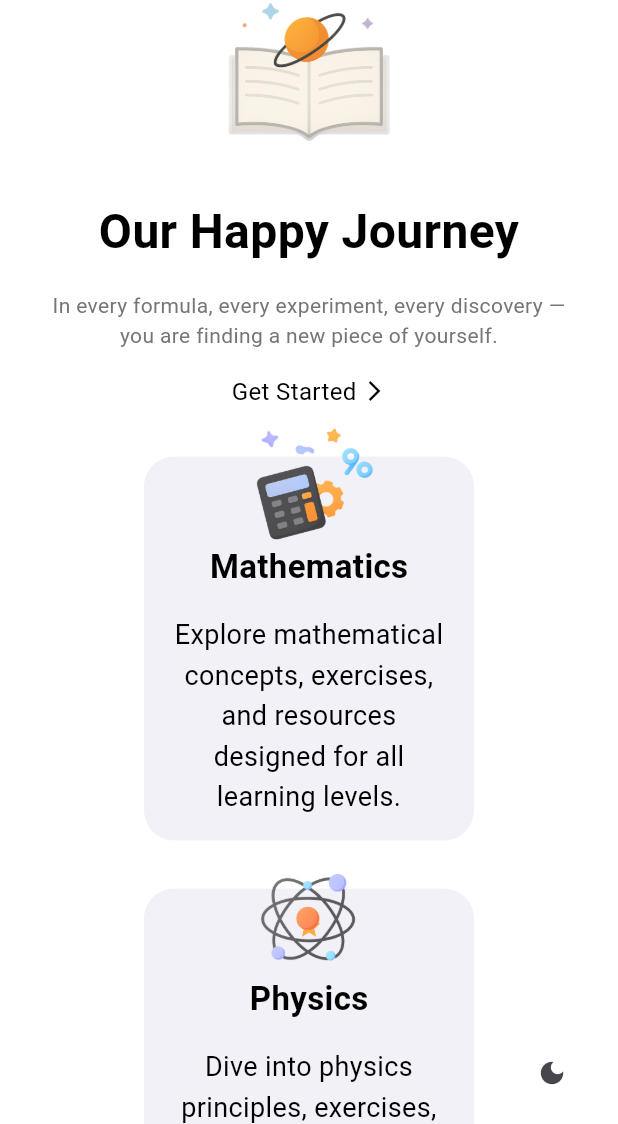
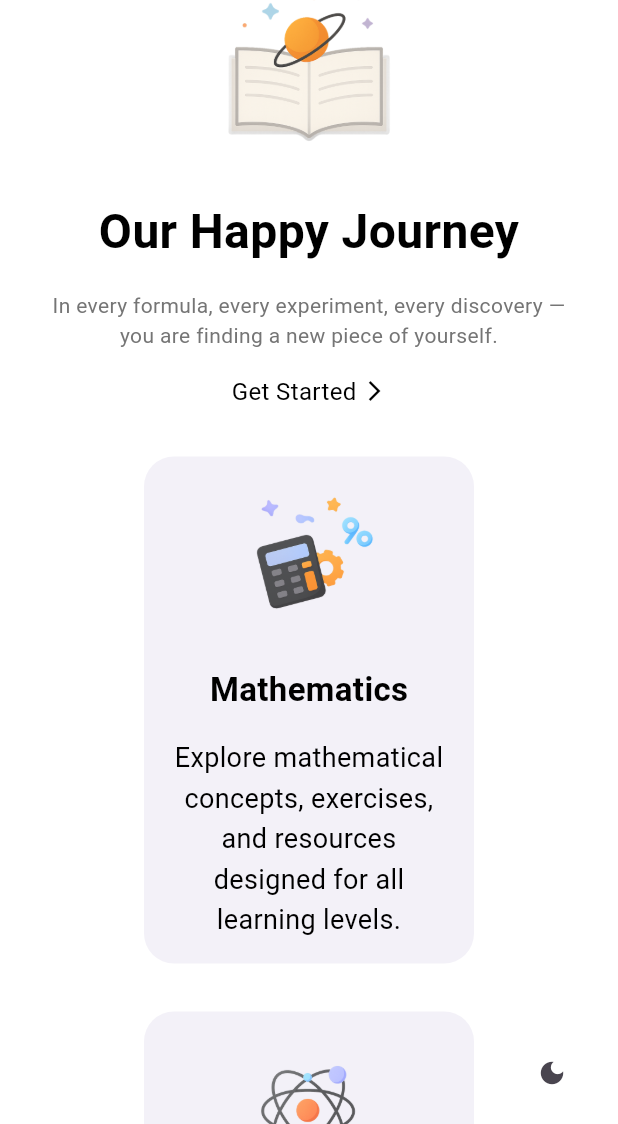
Before and after one commit to Digi-Learn-Vn/digilearn, a Flutter app: the screen it shows after launch, scrolled down 576 dp, after a tap on "Explore", on a phone screen of 412 x 824 dp, the part 112-1236 px from its top. Run offline on Flutter 3.47's test engine with Material 3 defaults, Android fonts, the phone set to English and light mode, and no system bars; our stand-ins replace flutter_secure_storage, go_router; missing offline and left inert: seo.

Commit message:
bug(landing_page) Fix error ralated to component Positioned & Stack

```diff
--- a/apps/flutter_app/lib/pages/landing/aboutus_section.dart
+++ b/apps/flutter_app/lib/pages/landing/aboutus_section.dart
@@ -34,9 +34,7 @@ class _AboutUsSectionState extends State<AboutUsSection>
     final screenWidth = MediaQuery.of(context).size.width;
     final isSmallScreen = screenWidth <= 600; // Define small screen threshold
 
-    return SingleChildScrollView(
-      // Wrap the entire content in a scrollable view
-      child: Container(
+    return Container(
       width: double.infinity,
       color: widget.isDarkTheme.value
           ? Colors.white
@@ -100,9 +98,8 @@ class _AboutUsSectionState extends State<AboutUsSection>
                   Icon(
                     Icons.arrow_forward_ios,
                     size: 16,
-                      color: widget.isDarkTheme.value
-                          ? Colors.black
-                          : Colors.white,
+                    color:
+                        widget.isDarkTheme.value ? Colors.black : Colors.white,
                   ),
                 ],
               ),
@@ -154,8 +151,8 @@ class _AboutUsSectionState extends State<AboutUsSection>
                         alignment: WrapAlignment.center,
                         crossAxisAlignment: WrapCrossAlignment.center,
                         children: [
-                            _buildLink('Documentation',
-                                'https://docs.example.com', 16),
+                          _buildLink(
+                              'Documentation', 'https://docs.example.com', 16),
                           Icon(Icons.remove,
                               size: 8,
                               color: widget.isDarkTheme.value
@@ -175,8 +172,8 @@ class _AboutUsSectionState extends State<AboutUsSection>
                               color: widget.isDarkTheme.value
                                   ? Colors.black
                                   : Colors.white),
-                            _buildLink('Contact Us',
-                                'https://example.com/contact', 16),
+                          _buildLink(
+                              'Contact Us', 'https://example.com/contact', 16),
                         ],
                       ),
                     ],
@@ -185,7 +182,6 @@ class _AboutUsSectionState extends State<AboutUsSection>
           ),
           const SizedBox(height: 16),
         ],
-        ),
       ),
     );
   }
--- a/apps/flutter_app/lib/pages/landing/explore_section.dart
+++ b/apps/flutter_app/lib/pages/landing/explore_section.dart
@@ -45,9 +45,7 @@ class _ExploreSectionState extends State<ExploreSection>
     final isWide = screenWidth > 900;
     final isSmallScreen = screenWidth <= 600; // Define small screen threshold
 
-    return SingleChildScrollView(
-      // Wrap the entire content in a scrollable view
-      child: Container(
+    return Container(
       width: double.infinity,
       color: widget.isDarkTheme.value
           ? Colors.white
@@ -100,9 +98,8 @@ class _ExploreSectionState extends State<ExploreSection>
               textAlign: TextAlign.center,
               style: TextStyle(
                 fontSize: fontSizeSubtitle,
-                  color: widget.isDarkTheme.value
-                      ? Colors.grey[600]
-                      : Colors.white,
+                color:
+                    widget.isDarkTheme.value ? Colors.grey[600] : Colors.white,
                 fontWeight: FontWeight.w400,
               ),
             ),
@@ -133,9 +130,8 @@ class _ExploreSectionState extends State<ExploreSection>
                   Icon(
                     Icons.arrow_forward_ios,
                     size: 16,
-                      color: widget.isDarkTheme.value
-                          ? Colors.black
-                          : Colors.white,
+                    color:
+                        widget.isDarkTheme.value ? Colors.black : Colors.white,
                   ),
                 ],
               ),
@@ -223,7 +219,6 @@ class _ExploreSectionState extends State<ExploreSection>
           SizedBox(height: isSmallScreen ? 32 : 90),
         ],
       ),
-      ),
     );
   }
 
@@ -236,12 +231,8 @@ class _ExploreSectionState extends State<ExploreSection>
       required Color accent}) {
     final screenWidth = MediaQuery.of(context).size.width;
     final imageSize = screenWidth > 600 ? 150.0 : 100.0;
-    final imageOffset = screenWidth > 600 ? -75.0 : -30.0;
 
-    return Stack(
-      clipBehavior: Clip.none,
-      children: [
-        Container(
+    return Container(
       width: cardWidth,
       padding: EdgeInsets.all(cardPadding),
       decoration: BoxDecoration(
@@ -258,12 +249,14 @@ class _ExploreSectionState extends State<ExploreSection>
         ],
       ),
       child: Column(
+        crossAxisAlignment: CrossAxisAlignment.center,
+        mainAxisAlignment: MainAxisAlignment.center,
         mainAxisSize: MainAxisSize.min,
         children: [
-              Positioned(
-                top: 0,
-                right: 0,
-                child: Icon(Icons.star, color: accent, size: 18),
+          Image.asset(
+            icon,
+            height: imageSize,
+            width: imageSize,
           ),
           const SizedBox(height: 24),
           Text(
@@ -286,13 +279,6 @@ class _ExploreSectionState extends State<ExploreSection>
           ),
         ],
       ),
-        ),
-        Positioned(
-          top: imageOffset, // Adjust dynamically based on screen size
-          left: (cardWidth - imageSize) / 2, // Center the image horizontally
-          child: Image.asset(icon, height: imageSize, width: imageSize),
-        ),
-      ],
     );
   }
 }
```
Also changed, not shown: apps/flutter_app/lib/pages/landing/top_bar.dart (+8 -6 lines). Lines whose indentation alone changed are shown as unchanged.
